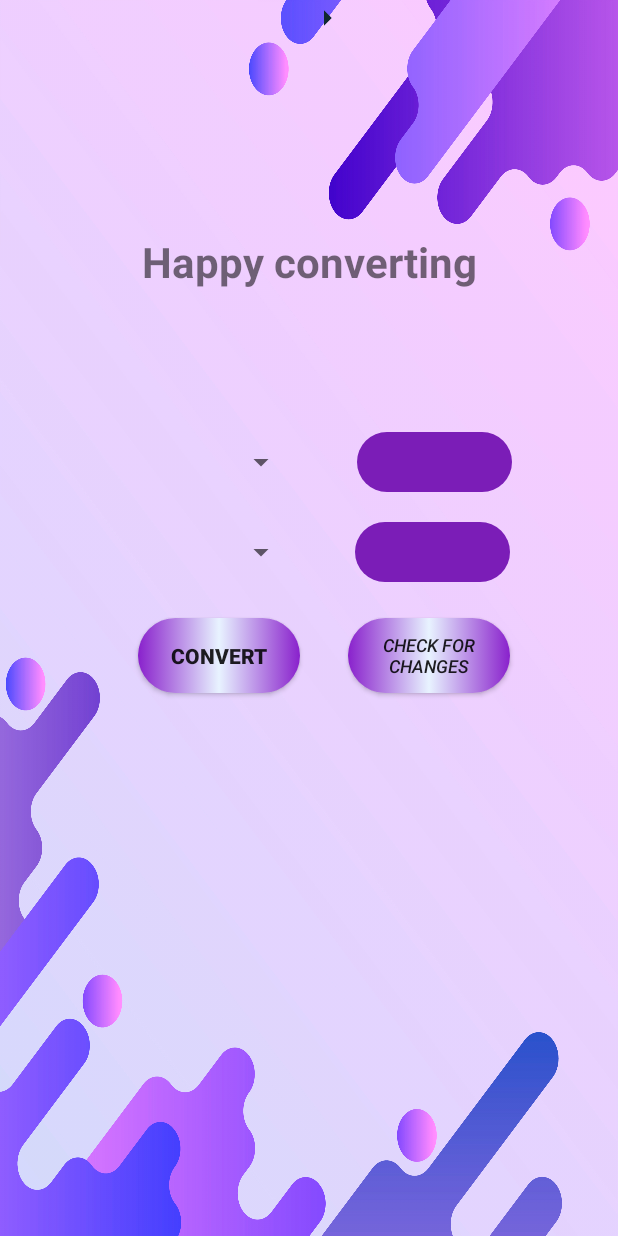
After one commit to HauntedMilkshake/CurrencyExchange, an Android app: the CurrencyCalculator screen opened directly, with no data from a screen before it, on a phone screen of 412 x 824 dp. The commit adds this screen. Run offline under Robolectric (Android 15) with nearby library versions, the phone set to English and light mode, and no system bars; 2 statements that could not run were skipped.

Commit message:
Database working for users, started implementation of openexchangeAPI and additional work on the convertor itself

```diff
--- a/app/src/main/AndroidManifest.xml
+++ b/app/src/main/AndroidManifest.xml
@@ -12,6 +12,9 @@
         android:supportsRtl="true"
         android:theme="@style/Theme.CurrencyCalculator"
         tools:targetApi="31">
+        <activity
+            android:name=".CurrencyCalculator"
+            android:exported="false" />
         <activity
             android:name=".LogIn"
             android:exported="false" />
--- /dev/null
+++ b/app/src/main/java/currency/calculator/CurrencyCalculator.java
@@ -0,0 +1,17 @@
+package currency.calculator;
+
+import androidx.appcompat.app.AppCompatActivity;
+
+import android.os.Bundle;
+import android.widget.Spinner;
+//instance of the OpenExchangeRatesApi class and call the `getExchangeRate()` method, passing in the currencies you want to convert and an instance of the `ExchangeRateListener` interface to handle the response.
+
+public class CurrencyCalculator extends AppCompatActivity {
+    Spinner convert_from = findViewById(R.id.convert_from);
+    Spinner convert_to = findViewById(R.id.convert_to);
+    @Override
+    protected void onCreate(Bundle savedInstanceState) {
+        super.onCreate(savedInstanceState);
+        setContentView(R.layout.activity_currency_calculator);
+    }
+}
--- /dev/null
+++ b/app/src/main/res/drawable/baseline_arrow_right_24.xml
@@ -0,0 +1,5 @@
+<vector android:autoMirrored="true" android:height="24dp"
+    android:tint="#10282F" android:viewportHeight="24"
+    android:viewportWidth="24" android:width="24dp" xmlns:android="http://schemas.android.com/apk/res/android">
+    <path android:fillColor="@android:color/white" android:pathData="M10,17l5,-5 -5,-5v10z"/>
+</vector>
--- /dev/null
+++ b/app/src/main/res/layout/activity_currency_calculator.xml
@@ -0,0 +1,122 @@
+<?xml version="1.0" encoding="utf-8"?>
+<androidx.constraintlayout.widget.ConstraintLayout xmlns:android="http://schemas.android.com/apk/res/android"
+    xmlns:app="http://schemas.android.com/apk/res-auto"
+    xmlns:tools="http://schemas.android.com/tools"
+    android:layout_width="match_parent"
+    android:layout_height="match_parent"
+    android:background="@drawable/background"
+    tools:context=".CurrencyCalculator">
+
+    <Spinner
+        android:id="@+id/convert_from"
+        android:layout_width="103dp"
+        android:layout_height="40dp"
+        android:layout_marginRight="120sp"
+
+        app:layout_constraintBottom_toBottomOf="parent"
+        app:layout_constraintEnd_toEndOf="parent"
+        app:layout_constraintStart_toStartOf="parent"
+        app:layout_constraintTop_toTopOf="parent"
+        app:layout_constraintVertical_bias="0.367" />
+
+    <Spinner
+        android:id="@+id/convert_to"
+        android:layout_width="103dp"
+        android:layout_height="40dp"
+        android:layout_marginRight="120sp"
+
+        android:layout_marginTop="20sp"
+        app:layout_constraintEnd_toEndOf="parent"
+        app:layout_constraintStart_toStartOf="parent"
+        app:layout_constraintTop_toBottomOf="@+id/convert_from" />
+
+    <TextView
+        android:id="@+id/textView4"
+        android:layout_width="250dp"
+        android:layout_height="50dp"
+        android:text="Happy converting"
+        android:gravity="center"
+        android:textStyle="bold"
+        android:textSize="28sp"
+        android:layout_marginTop="60sp"
+        app:layout_constraintBottom_toTopOf="@+id/convert_from"
+        app:layout_constraintEnd_toEndOf="parent"
+        app:layout_constraintStart_toStartOf="parent"
+        app:layout_constraintTop_toTopOf="parent" />
+
+
+    <EditText
+        android:id="@+id/convert_from_ammount"
+        android:layout_width="103dp"
+        android:layout_height="40dp"
+        android:paddingLeft="20sp"
+        android:background="@drawable/dt"
+        app:layout_constraintBottom_toBottomOf="parent"
+        app:layout_constraintEnd_toEndOf="parent"
+        app:layout_constraintHorizontal_bias="0.36"
+        app:layout_constraintStart_toEndOf="@+id/convert_from"
+        app:layout_constraintTop_toTopOf="parent"
+        app:layout_constraintVertical_bias="0.367" />
+
+    <EditText
+        android:id="@+id/convert_to_ammount"
+        android:layout_width="103dp"
+        android:layout_height="40dp"
+        android:paddingLeft="20sp"
+        android:layout_marginTop="20sp"
+        android:background="@drawable/dt"
+        app:layout_constraintEnd_toEndOf="parent"
+        app:layout_constraintHorizontal_bias="0.351"
+        app:layout_constraintStart_toEndOf="@+id/convert_to"
+        app:layout_constraintTop_toBottomOf="@+id/convert_from_ammount" />
+
+    <Button
+        android:id="@+id/convert"
+        android:layout_width="108dp"
+        android:layout_height="50dp"
+        android:layout_marginTop="24sp"
+        android:layout_marginRight="120sp"
+
+        android:text="Convert"
+        android:textStyle="bold"
+        android:background="@drawable/bt"
+        app:layout_constraintEnd_toEndOf="parent"
+        app:layout_constraintStart_toStartOf="parent"
+        app:layout_constraintTop_toBottomOf="@+id/convert_to" />
+
+    <ImageView
+        android:id="@+id/imageView2"
+        android:layout_width="wrap_content"
+        android:layout_height="wrap_content"
+        android:layout_marginStart="8dp"
+        app:layout_constraintEnd_toStartOf="@+id/convert_to_ammount"
+        app:layout_constraintHorizontal_bias="0.0"
+        app:layout_constraintStart_toEndOf="@+id/convert_to"
+        app:srcCompat="@drawable/baseline_arrow_right_24"
+        tools:layout_editor_absoluteY="321dp" />
+
+    <ImageView
+        android:id="@+id/imageView3"
+        android:layout_width="wrap_content"
+        android:layout_height="wrap_content"
+        app:layout_constraintEnd_toStartOf="@+id/convert_from_ammount"
+        app:layout_constraintStart_toEndOf="@+id/convert_from"
+        app:srcCompat="@drawable/baseline_arrow_right_24"
+        tools:layout_editor_absoluteY="261dp" />
+
+    <Button
+        android:id="@+id/button2"
+        android:layout_width="108dp"
+        android:layout_height="50dp"
+        android:layout_marginLeft="160dp"
+        android:layout_marginTop="24sp"
+        android:text="check for changes"
+        android:textStyle="italic"
+        android:textSize="12sp"
+        android:background="@drawable/bt"
+
+        app:layout_constraintEnd_toEndOf="parent"
+        app:layout_constraintStart_toStartOf="parent"
+        app:layout_constraintTop_toBottomOf="@+id/convert_to_ammount" />
+
+</androidx.constraintlayout.widget.ConstraintLayout>
```
Also changed, not shown: app/build.gradle (+4 -3 lines), app/src/main/java/currency/calculator/LogIn.java (+33 -0 lines), app/src/main/java/currency/calculator/MyDatabaseHelper.java (+37 -2 lines), app/src/main/java/currency/calculator/OpenExchangeRateAPI.java (added, +50 -0 lines), app/src/main/java/currency/calculator/SignUp.java (+44 -1 lines), app/src/main/res/layout/activity_log_in.xml (+5 -14 lines), app/src/main/res/layout/activity_sign_up.xml (+7 -7 lines), 1 other file.
